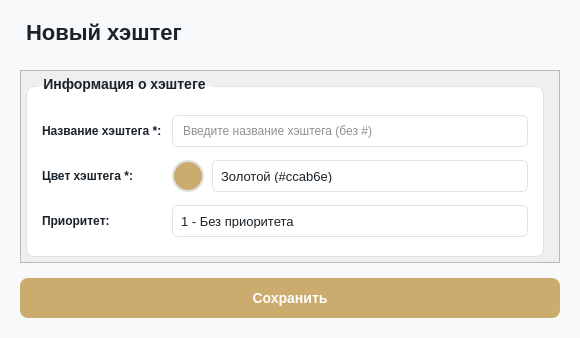
lerakaplich/Documents, file client/ui/system/tags/tag_dialog.ui: the form before one commit.
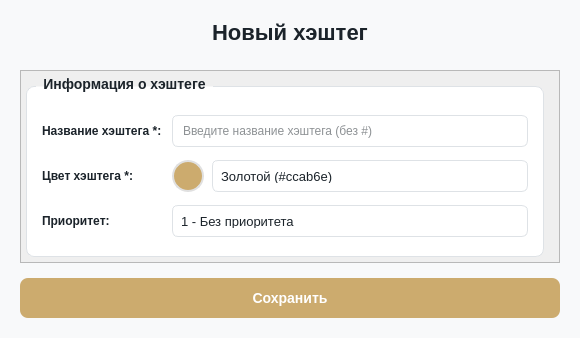
The form after the commit. Icons and pictures are not drawn.

Commit message: рефакторинг, дизайн

What changed in the file:
```diff
--- a/client/ui/system/tags/tag_dialog.ui
+++ b/client/ui/system/tags/tag_dialog.ui
@@ -184,6 +184,9 @@
      <property name="text">
       <string>Новый хэштег</string>
      </property>
+     <property name="alignment">
+      <set>Qt::AlignmentFlag::AlignCenter</set>
+     </property>
     </widget>
    </item>
    <item>
```
Left out of the diff: 2 changed lines with no effect on the pictures. The commit also changes 7 other files.
